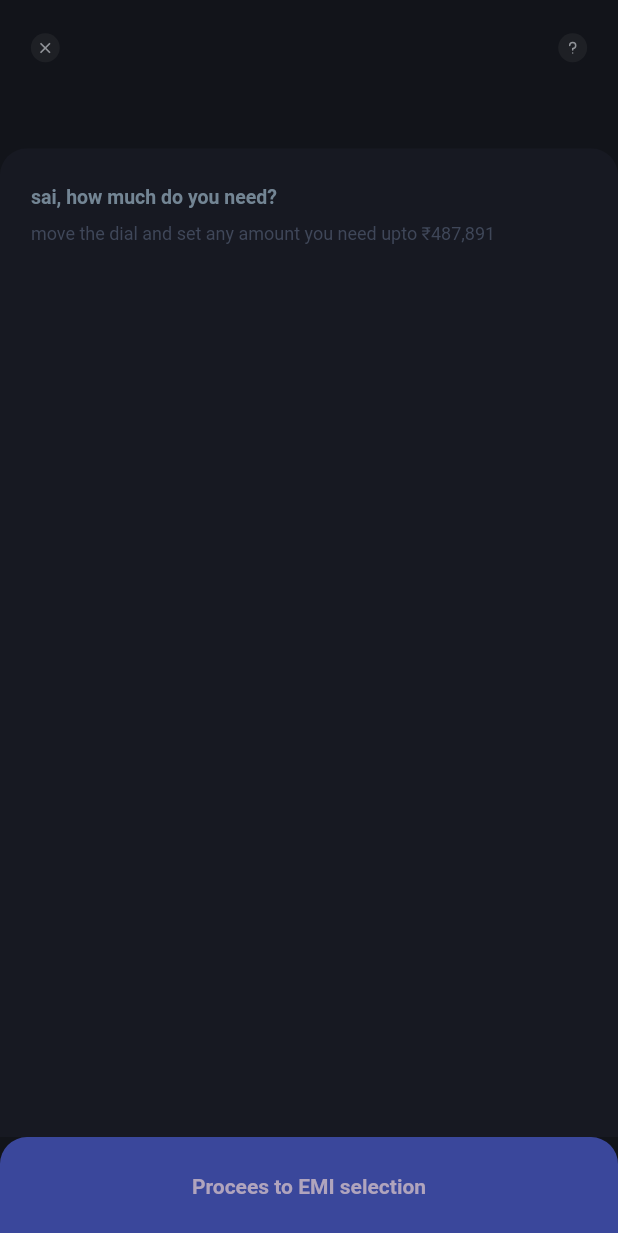
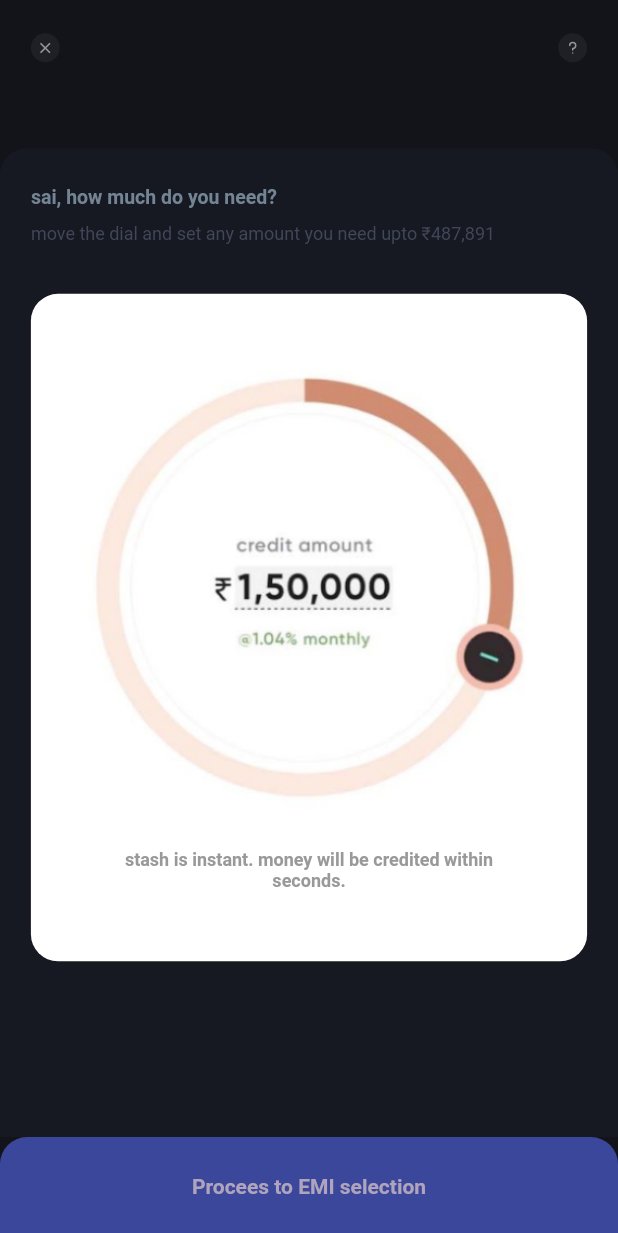
Before and after one commit to SaiAshish9/abstraction_layer, a Flutter app: the screen it shows after launch, on a phone screen of 412 x 824 dp. Shown: the top 1233 px of the screen. Run offline on Flutter 3.47's test engine with Material 2 defaults, Android fonts, the phone set to English and light mode, and no system bars; our stand-ins replace flutter_svg.

Commit message:
small changes

```diff
--- a/lib/components/modal1.dart
+++ b/lib/components/modal1.dart
@@ -1,4 +1,6 @@
 import 'package:flutter/material.dart';
+import 'package:flutter/painting.dart';
+import 'package:flutter/widgets.dart';
 import 'header.dart';
 
 class Modal1 extends StatelessWidget {
@@ -9,6 +11,8 @@ class Modal1 extends StatelessWidget {
 
   @override
   Widget build(BuildContext context) {
+    Size size = MediaQuery.of(context).size;
+
     return Container(
       padding: EdgeInsets.symmetric(
           horizontal: MediaQuery.of(context).size.width * 0.05),
@@ -17,7 +21,6 @@ class Modal1 extends StatelessWidget {
         children: [
           Container(
               margin: const EdgeInsets.symmetric(vertical: 7),
-              padding: const EdgeInsets.only(right: 18),
               child: Column(
                 crossAxisAlignment: CrossAxisAlignment.start,
                 children: [
@@ -26,6 +29,43 @@ class Modal1 extends StatelessWidget {
                     subTitle:
                         "move the dial and set any amount you need upto ₹487,891",
                   ),
+                  const SizedBox(height: 6),
+                  Container(
+                    height: size.height * 0.54,
+                    width: size.width * 0.9,
+                    padding: EdgeInsets.symmetric(vertical: size.height * 0.04),
+                    decoration: const BoxDecoration(
+                        color: Colors.white,
+                        borderRadius: BorderRadius.all(Radius.circular(18))),
+                    child: Column(
+                      crossAxisAlignment: CrossAxisAlignment.center,
+                      mainAxisAlignment: MainAxisAlignment.spaceAround,
+                      children: [
+                        SizedBox(
+                            height: size.height * 0.36,
+                            child: Image.asset('assets/images/graph.png',
+                                fit: BoxFit.cover)),
+                        Column(
+                          children: const [
+                            Text(
+                              'stash is instant. money will be credited within',
+                              style: TextStyle(
+                                  color: Color(0xFF999999),
+                                  fontSize: 12,
+                                  fontWeight: FontWeight.bold),
+                            ),
+                            Text(
+                              'seconds.',
+                              style: TextStyle(
+                                  color: Color(0xFF999999),
+                                  fontSize: 12,
+                                  fontWeight: FontWeight.bold),
+                            )
+                          ],
+                        ),
+                      ],
+                    ),
+                  )
                 ],
               )),
         ],
```
Also changed, not shown: assets/images/graph.png (added).
